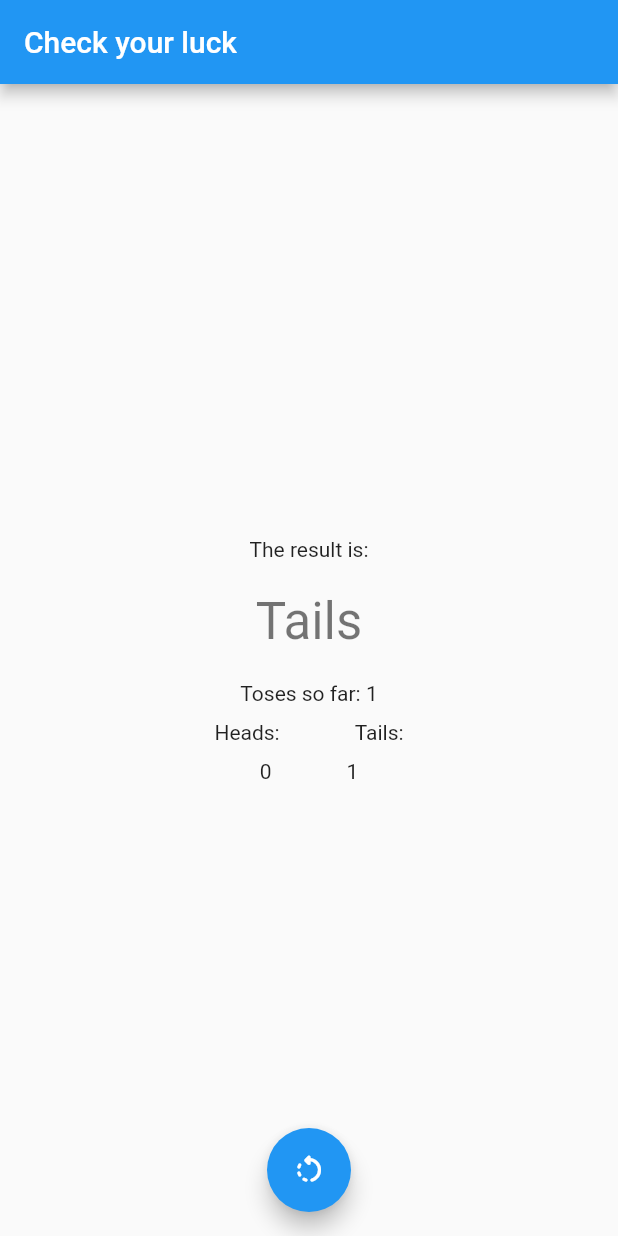
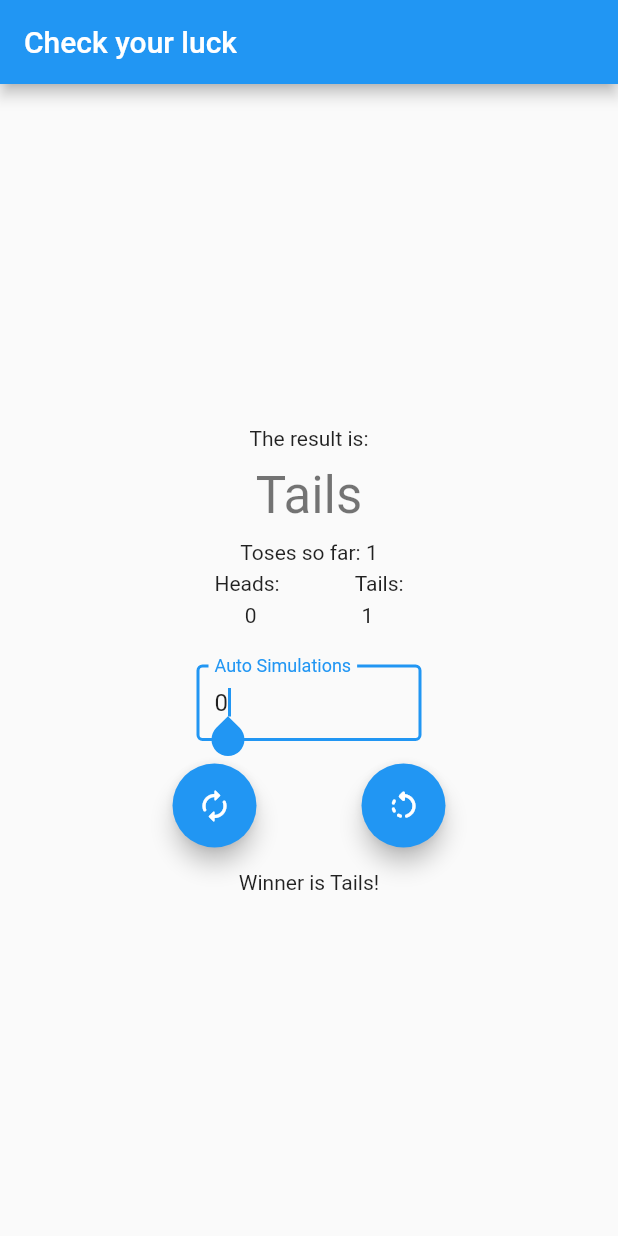
Before and after one commit to ps428/Flutter, a Flutter app: the screen it shows after launch, after a tap on the "rotate left" icon, on a phone screen of 412 x 824 dp. Run offline on Flutter 3.47's test engine with Material 2 defaults, Android fonts, the phone set to English and light mode, and no system bars; our stand-ins replace fluttertoast; missing offline and left inert: dart:html, translator.

Commit message:
Added autom simulations part

```diff
--- a/coin_toss/coin_toss/lib/main.dart
+++ b/coin_toss/coin_toss/lib/main.dart
@@ -1,3 +1,4 @@
+import 'dart:html';
 import 'dart:math';
 
 import 'package:flutter/material.dart';
@@ -16,15 +17,6 @@ class MyApp extends StatelessWidget {
       debugShowCheckedModeBanner: false,
       title: 'Coin Toss',
       theme: ThemeData(
-        // This is the theme of your application.
-        //
-        // Try running your application with "flutter run". You'll see the
-        // application has a blue toolbar. Then, without quitting the app, try
-        // changing the primarySwatch below to Colors.green and then invoke
-        // "hot reload" (press "r" in the console where you ran "flutter run",
-        // or simply save your changes to "hot reload" in a Flutter IDE).
-        // Notice that the counter didn't reset back to zero; the application
-        // is not restarted.
         primarySwatch: Colors.blue,
       ),
       home: const MyHomePage(title: 'Check your luck'),
@@ -35,15 +27,6 @@ class MyApp extends StatelessWidget {
 class MyHomePage extends StatefulWidget {
   const MyHomePage({Key? key, required this.title}) : super(key: key);
 
-  // This widget is the home page of your application. It is stateful, meaning
-  // that it has a State object (defined below) that contains fields that affect
-  // how it looks.
-
-  // This class is the configuration for the state. It holds the values (in this
-  // case the title) provided by the parent (in this case the App widget) and
-  // used by the build method of the State. Fields in a Widget subclass are
-  // always marked "final".
-
   final String title;
 
   @override
@@ -51,79 +34,76 @@ class MyHomePage extends StatefulWidget {
 }
 
 class _MyHomePageState extends State<MyHomePage> {
-  String _results = "Flip Now";
+  String _latest_results = "Flip Now";
+  String _results = "";
   int _counter = 0;
   int _heads = 0;
   int _tails = 0;
+  final _simulations = TextEditingController();
+
+  @override
+  void initState() {
+    _simulations.text = "0";
+    super.initState();
+  }
+
   void _toss() {
     setState(() {
-      // This call to setState tells the Flutter framework that something has
-      // changed in this State, which causes it to rerun the build method below
-      // so that the display can reflect the updated values. If we changed
-      // _counter without calling setState(), then the build method would not be
-      // called again, and so nothing would appear to happen.
       Random random = Random();
       if (random.nextInt(100) > 50) {
-        _results = "Heads";
+        _latest_results = "Heads";
         _heads++;
       } else {
-        _results = "Tails";
+        _latest_results = "Tails";
         _tails++;
       }
       _counter++;
     });
   }
 
+  void _simulateToses(int n) {
+    setState(() {
+      while (n != 0) {
+        Random random = Random();
+        if (random.nextInt(100) > 50) {
+          _latest_results = "Heads";
+          _heads++;
+        } else {
+          _latest_results = "Tails";
+          _tails++;
+        }
+        _counter++;
+        n--;
+      }
+    });
+  }
+
   @override
   Widget build(BuildContext context) {
-    // This method is rerun every time setState is called, for instance as done
-    // by the _incrementCounter method above.
-    //
-    // The Flutter framework has been optimized to make rerunning build methods
-    // fast, so that you can just rebuild anything that needs updating rather
-    // than having to individually change instances of widgets.
     return Scaffold(
       appBar: AppBar(
-        // Here we take the value from the MyHomePage object that was created by
-        // the App.build method, and use it to set our appbar title.
         title: Text(widget.title),
       ),
       body: Center(
-        // Center is a layout widget. It takes a single child and positions it
-        // in the middle of the parent.
         child: Column(
-          // Column is also a layout widget. It takes a list of children and
-          // arranges them vertically. By default, it sizes itself to fit its
-          // children horizontally, and tries to be as tall as its parent.
-          //
-          // Invoke "debug painting" (press "p" in the console, choose the
-          // "Toggle Debug Paint" action from the Flutter Inspector in Android
-          // Studio, or the "Toggle Debug Paint" command in Visual Studio Code)
-          // to see the wireframe for each widget.
-          //
-          // Column has various properties to control how it sizes itself and
-          // how it positions its children. Here we use mainAxisAlignment to
-          // center the children vertically; the main axis here is the vertical
-          // axis because Columns are vertical (the cross axis would be
-          // horizontal).
           mainAxisAlignment: MainAxisAlignment.center,
           children: <Widget>[
             const Text(
               'The result is:',
             ),
             const SizedBox(
-              height: 20,
+              height: 10,
             ),
             Text(
-              _results,
+              _latest_results,
               style: Theme.of(context).textTheme.headline4,
             ),
             const SizedBox(
-              height: 20,
+              height: 10,
             ),
             Text('Toses so far: $_counter'),
             const SizedBox(
-              height: 10,
+              height: 5,
             ),
             Row(
               mainAxisAlignment:
@@ -138,7 +118,7 @@ class _MyHomePageState extends State<MyHomePage> {
               ],
             ),
             const SizedBox(
-              height: 10,
+              height: 5,
             ),
             Row(
               mainAxisAlignment:
@@ -146,21 +126,60 @@ class _MyHomePageState extends State<MyHomePage> {
               children: [
                 Text('$_heads'),
                 const SizedBox(
-                  width: 50,
+                  width: 70,
                 ),
                 Text('$_tails')
               ],
-            )
+            ),
+            const SizedBox(
+              height: 25,
+            ),
+            SizedBox(
+              width: 150.0,
+              child: TextField(
+                  autofocus: true,
+                  controller: _simulations,
+                  decoration: const InputDecoration(
+                    border: OutlineInputBorder(),
+                    labelText: 'Auto Simulations',
+                    hintText: "0",
+                    isDense: true,
+                  )),
+            ),
+            const SizedBox(
+              height: 15,
+            ),
+            Row(
+              mainAxisAlignment:
+                  MainAxisAlignment.center, //Center Row contents horizontally,
+              children: [
+                FloatingActionButton(
+                    tooltip: "Auto Simulate",
+                    child: const Icon(Icons.autorenew_rounded),
+                    onPressed: () =>
+                        {_simulateToses(int.parse(_simulations.text))}),
+                const SizedBox(
+                  width: 70,
+                ),
+                FloatingActionButton(
+                  onPressed: _toss,
+                  tooltip: 'Flip Coin Once',
+                  child: const Icon(Icons
+                      .rotate_left_rounded), // This trailing comma makes auto-formatting nicer for build methods.
+                ),
+              ],
+            ),
+            const SizedBox(
+              height: 15,
+            ),
+            _heads > _tails
+                ? const Text("Winner is Heads!")
+                : _tails > _heads
+                    ? const Text("Winner is Tails!")
+                    : const Text("Its a draw!")
           ],
         ),
       ),
-      floatingActionButton: FloatingActionButton(
-        onPressed: _toss,
-        tooltip: 'Flip Coin',
-        child: const Icon(Icons
-            .rotate_left_rounded), // This trailing comma makes auto-formatting nicer for build methods.
-      ),
-      floatingActionButtonLocation: FloatingActionButtonLocation.centerFloat,
     );
   }
 }
```
